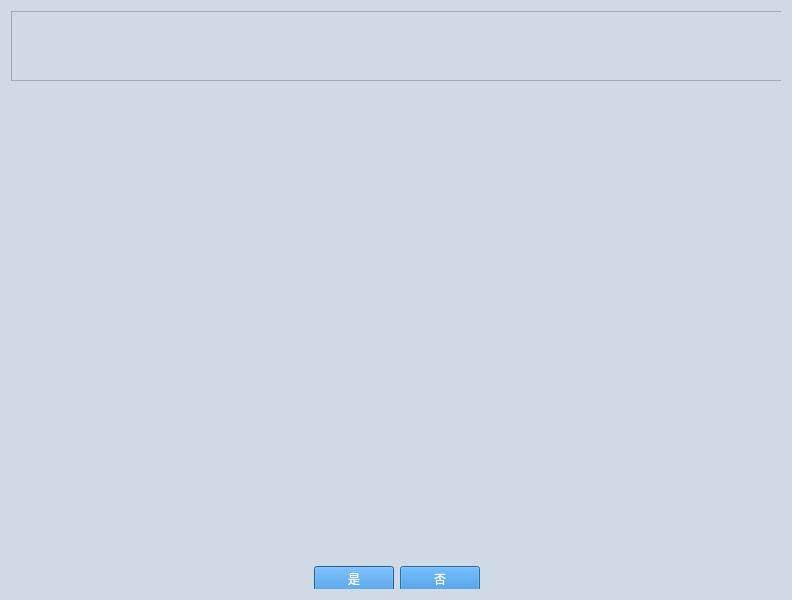
First picture: the form in ui/SIMPLE_TEST_PROCESS_2BTN.ui, repository gaoxingyu-hub/HUA54testframework, before the edit.
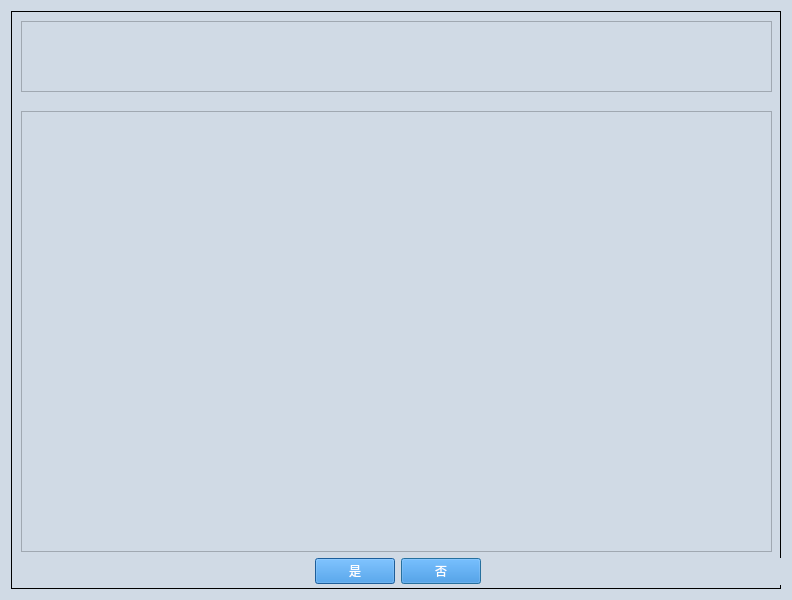
Second picture: the form after the edit.

Commit message: use QGraphicsView replace Lable

Patch:
```diff
--- a/ui/SIMPLE_TEST_PROCESS_2BTN.ui
+++ b/ui/SIMPLE_TEST_PROCESS_2BTN.ui
@@ -70,33 +70,35 @@
      <property name="title">
       <string/>
      </property>
-     <widget class="QWidget" name="layoutWidget">
+     <widget class="QGraphicsView" name="graphicsView">
       <property name="geometry">
        <rect>
-        <x>0</x>
-        <y>0</y>
+        <x>10</x>
+        <y>100</y>
+        <width>751</width>
+        <height>441</height>
+       </rect>
+      </property>
+     </widget>
+     <widget class="QTextBrowser" name="textBrowser_contents">
+      <property name="geometry">
+       <rect>
+        <x>10</x>
+        <y>10</y>
+        <width>751</width>
+        <height>71</height>
+       </rect>
+      </property>
+     </widget>
+     <widget class="QWidget" name="">
+      <property name="geometry">
+       <rect>
+        <x>1</x>
+        <y>547</y>
         <width>771</width>
-        <height>581</height>
+        <height>27</height>
        </rect>
       </property>
-      <layout class="QVBoxLayout" name="verticalLayout" stretch="2,14,1">
-       <item>
-        <widget class="QTextBrowser" name="textBrowser_contents"/>
-       </item>
-       <item>
-        <widget class="QLabel" name="label_img">
-         <property name="text">
-          <string/>
-         </property>
-         <property name="scaledContents">
-          <bool>false</bool>
-         </property>
-         <property name="alignment">
-          <set>Qt::AlignCenter</set>
-         </property>
-        </widget>
-       </item>
-       <item>
         <layout class="QGridLayout" name="gridLayout">
          <item row="0" column="0">
           <spacer name="horizontalSpacer">
@@ -137,8 +139,6 @@
             <string>是</string>
            </property>
           </widget>
-         </item>
-        </layout>
        </item>
       </layout>
      </widget>
```
Lines whose indentation alone changed are shown as unchanged. The commit also changes 14 other files.
